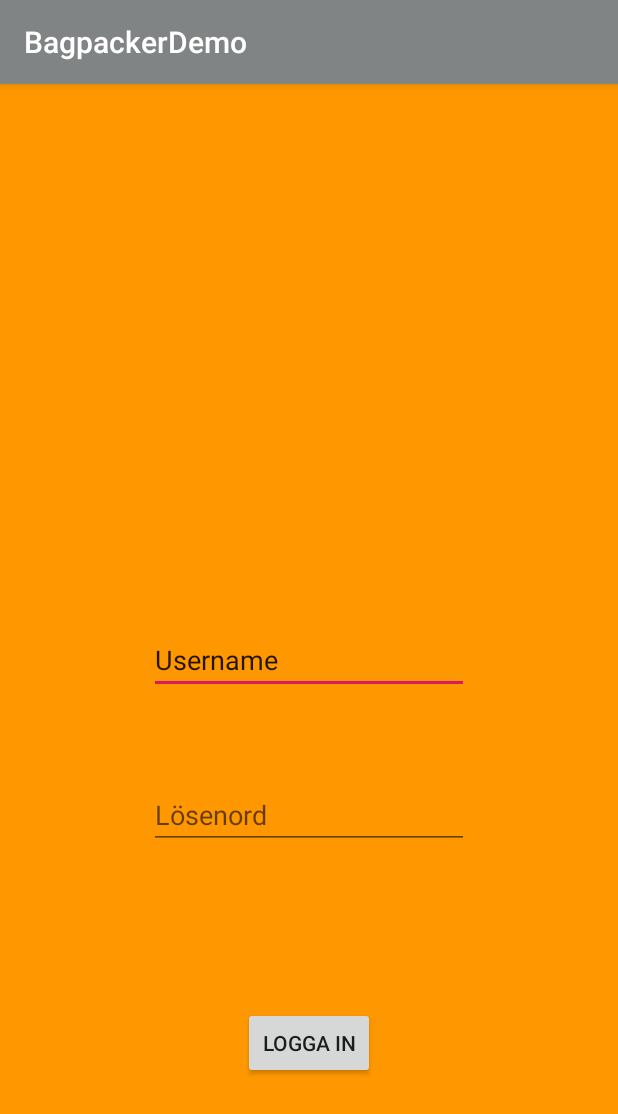
After one commit to jostvi/BagpackerDemo2, an Android app: the Login screen opened directly, with no data from a screen before it, on a phone screen of 412 x 824 dp. The commit adds this screen. Shown: the top 1114 px of the screen. Run offline under Robolectric (Android 15) with nearby library versions, the phone set to English and light mode, and no system bars; network calls fail.

Commit message:
Skapade en ny inloggnings sida, kopplade ihop funktionalitet  (inloggning med sparad listan och “skapa konto” med sidan  där man kan skapa en ny resa )

```diff
--- a/app/src/main/AndroidManifest.xml
+++ b/app/src/main/AndroidManifest.xml
@@ -11,10 +11,11 @@
         android:roundIcon="@mipmap/ic_launcher_round"
         android:supportsRtl="true"
         android:theme="@style/AppTheme">
-        <activity android:name=".SavedLists"></activity>
+        <activity android:name=".Login"></activity>
+        <activity android:name=".SavedLists" />
         <activity android:name=".CreateTripActivity" />
         <activity android:name=".ListViewActivity" />
-        <activity android:name=".CreateNewAccount"></activity>
+        <activity android:name=".CreateNewAccount" />
         <activity android:name=".StartPage" />
         <activity android:name=".Activity2" />
         <activity android:name=".MainActivity">
--- a/app/src/main/java/se/mau/ai9856/bagpackerdemo/CreateNewAccount.java
+++ b/app/src/main/java/se/mau/ai9856/bagpackerdemo/CreateNewAccount.java
@@ -40,18 +40,15 @@ public class CreateNewAccount extends AppCompatActivity {
         btnLogin.setOnClickListener (new View.OnClickListener() {
             @Override
             public void onClick(View v) {
+                Intent intent = new Intent (CreateNewAccount.this, CreateTripActivity.class);
+                startActivity(intent);
 
-                validate(username.getText().toString(), password.getText().toString());
+
             }
         });
     }
 
-    public void validate(String username, String password){
-        if (username.equals("Bagpacker ") && password.equals("A") ){
-            Intent intent = new Intent (CreateNewAccount.this, ListViewActivity.class);
-            startActivity(intent);
-        }
-    }
+
 
     public void save(View v){
         String name = username.getText().toString();
--- /dev/null
+++ b/app/src/main/java/se/mau/ai9856/bagpackerdemo/Login.java
@@ -0,0 +1,54 @@
+package se.mau.ai9856.bagpackerdemo;
+
+import android.content.Context;
+import android.content.Intent;
+import android.content.SharedPreferences;
+import android.os.Bundle;
+import android.support.v7.app.AppCompatActivity;
+import android.view.View;
+import android.widget.Button;
+import android.widget.EditText;
+
+public class Login extends AppCompatActivity {
+    private EditText loginUsername;
+    private EditText loginPassword;
+    private Button buttonLogin;
+    SharedPreferences sharedPreferences;
+    static final String mypreference = "mypref";
+    static final String Name = "nameKey";
+    static final String LÖSENORD = "emailKey";
+
+    @Override
+    protected void onCreate(Bundle savedInstanceState) {
+        super.onCreate(savedInstanceState);
+        setContentView(R.layout.activity_login);
+
+        loginUsername = (EditText)findViewById(R.id.loginUsername);
+        loginPassword = (EditText)findViewById(R.id.loginPassword);
+        buttonLogin = (Button)findViewById(R.id.buttonLogin);
+
+        sharedPreferences = getSharedPreferences(mypreference, Context.MODE_PRIVATE);
+        sharedPreferences = getSharedPreferences(mypreference, Context.MODE_PRIVATE);
+
+
+        if(sharedPreferences.contains(Name)){
+            loginUsername.setText(sharedPreferences.getString(Name, ""));
+        }
+        if(sharedPreferences.contains(LÖSENORD)){
+            loginPassword.setText(sharedPreferences.getString(LÖSENORD, ""));
+        }
+        buttonLogin.setOnClickListener (new View.OnClickListener() {
+            @Override
+            public void onClick(View v) {
+                Intent intent = new Intent (Login.this, SavedLists.class);
+                startActivity(intent);
+
+
+            }
+        });
+
+    }
+
+
+
+}
--- a/app/src/main/java/se/mau/ai9856/bagpackerdemo/MainActivity.java
+++ b/app/src/main/java/se/mau/ai9856/bagpackerdemo/MainActivity.java
@@ -28,15 +28,16 @@ public class MainActivity extends AppCompatActivity {
     private ArrayList<String> items = new ArrayList<>();
 
     private Button btnCreateList;
-    private Button btnLogIn;
+    private Button btnLogin;
     private Button btnCreateAccount;
 
     @Override
     protected void onCreate(Bundle savedInstanceState) {
         super.onCreate(savedInstanceState);
         setContentView(R.layout.activity_main);
+
         btnGetList = findViewById(R.id.getListBtn);
-        btnLogIn = (Button)findViewById(R.id.btnLogIn);
+        btnLogin = (Button)findViewById(R.id.btnLogin);
         btnCreateAccount = (Button)findViewById(R.id.btnCreateAccount);
         btnCreateList = (Button)findViewById(R.id.btnCreateList);
 
@@ -48,6 +49,19 @@ public class MainActivity extends AppCompatActivity {
 
             }
         });
+
+
+        btnLogin.setOnClickListener(new View.OnClickListener() { //btnLogin
+
+            @Override
+            public void onClick(View v) {
+                Intent intent = new Intent(MainActivity.this, Login.class);
+                startActivity(intent);
+
+            }
+        });
+
+
     }
 
     public void getJSON(View v) {
--- /dev/null
+++ b/app/src/main/res/layout/activity_login.xml
@@ -0,0 +1,73 @@
+<?xml version="1.0" encoding="utf-8"?>
+<android.support.constraint.ConstraintLayout xmlns:android="http://schemas.android.com/apk/res/android"
+    xmlns:app="http://schemas.android.com/apk/res-auto"
+    xmlns:tools="http://schemas.android.com/tools"
+    android:layout_width="match_parent"
+    android:layout_height="match_parent"
+    android:background="#FF9800"
+    tools:context=".Login">
+
+    <EditText
+        android:id="@+id/loginUsername"
+        android:layout_width="wrap_content"
+        android:layout_height="wrap_content"
+        android:layout_marginStart="8dp"
+        android:layout_marginTop="8dp"
+        android:layout_marginEnd="8dp"
+        android:layout_marginBottom="8dp"
+        android:ems="10"
+        android:hint="Användarnamn"
+        android:inputType="textPersonName"
+        android:text="Username"
+        app:layout_constraintBottom_toBottomOf="parent"
+        app:layout_constraintEnd_toEndOf="parent"
+        app:layout_constraintStart_toStartOf="parent"
+        app:layout_constraintTop_toTopOf="parent" />
+
+    <EditText
+        android:id="@+id/loginPassword"
+        android:layout_width="wrap_content"
+        android:layout_height="wrap_content"
+        android:layout_marginStart="8dp"
+        android:layout_marginTop="8dp"
+        android:layout_marginEnd="8dp"
+        android:layout_marginBottom="8dp"
+        android:ems="10"
+        android:hint="Lösenord"
+        android:inputType="textPassword"
+        app:layout_constraintBottom_toBottomOf="parent"
+        app:layout_constraintEnd_toEndOf="parent"
+        app:layout_constraintStart_toStartOf="parent"
+        app:layout_constraintTop_toBottomOf="@+id/loginUsername"
+        app:layout_constraintVertical_bias="0.166" />
+
+    <Button
+        android:id="@+id/buttonLogin"
+        android:layout_width="wrap_content"
+        android:layout_height="wrap_content"
+        android:layout_marginStart="8dp"
+        android:layout_marginTop="8dp"
+        android:layout_marginEnd="8dp"
+        android:layout_marginBottom="8dp"
+        android:text="LOGGA IN"
+        app:layout_constraintBottom_toBottomOf="parent"
+        app:layout_constraintEnd_toEndOf="parent"
+        app:layout_constraintStart_toStartOf="parent"
+        app:layout_constraintTop_toBottomOf="@+id/loginPassword" />
+
+    <TextView
+        android:id="@+id/tvInfo"
+        android:layout_width="wrap_content"
+        android:layout_height="wrap_content"
+        android:layout_marginBottom="8dp"
+        android:layout_marginLeft="8dp"
+        android:layout_marginRight="8dp"
+        android:layout_marginTop="8dp"
+        android:text=""
+        app:layout_constraintBottom_toBottomOf="parent"
+        app:layout_constraintLeft_toLeftOf="parent"
+        app:layout_constraintRight_toRightOf="parent"
+        app:layout_constraintTop_toBottomOf="@+id/buttonLogin"
+        app:layout_constraintVertical_bias="0.198" />
+
+</android.support.constraint.ConstraintLayout>
```
Also changed, not shown: app/src/main/res/layout/activity_main.xml (indentation only).
